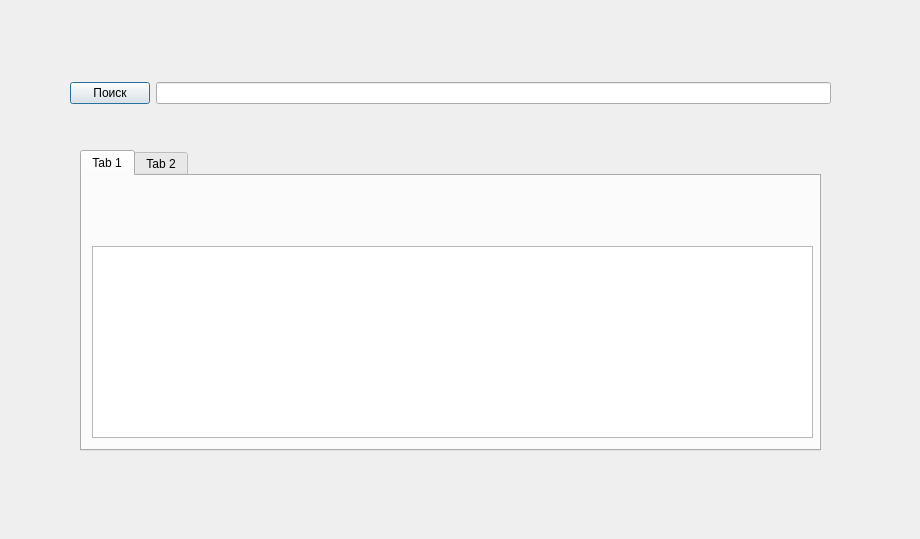
Above: search.ui from Project-Excel/Qmake_Build before the change. Below: the same form after it.
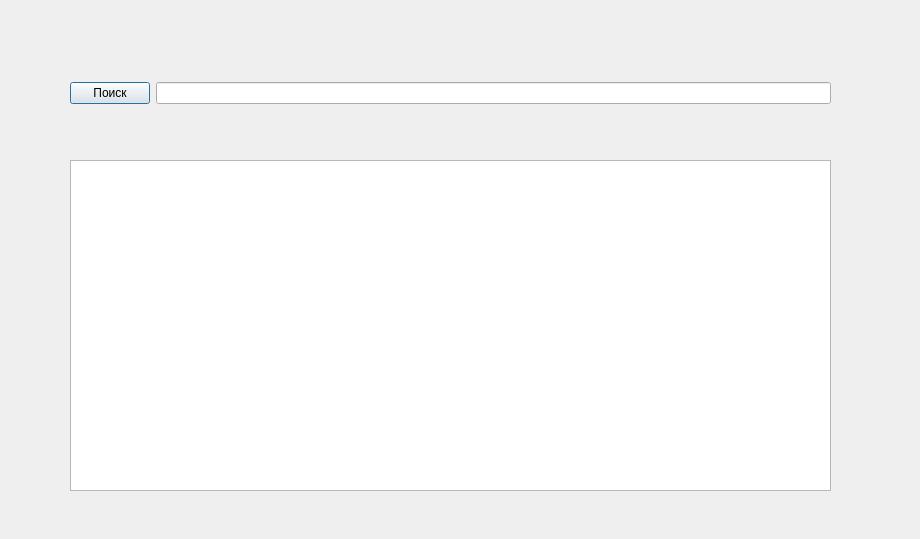
That is the form after the change.

```diff
--- a/search.ui
+++ b/search.ui
@@ -13,39 +13,6 @@
   <property name="windowTitle">
    <string>Dialog</string>
   </property>
-  <widget class="QTabWidget" name="tabWidget">
-   <property name="geometry">
-    <rect>
-     <x>80</x>
-     <y>150</y>
-     <width>741</width>
-     <height>301</height>
-    </rect>
-   </property>
-   <property name="currentIndex">
-    <number>0</number>
-   </property>
-   <widget class="QWidget" name="tab">
-    <attribute name="title">
-     <string>Tab 1</string>
-    </attribute>
-    <widget class="QTableWidget" name="search_table">
-     <property name="geometry">
-      <rect>
-       <x>10</x>
-       <y>70</y>
-       <width>721</width>
-       <height>192</height>
-      </rect>
-     </property>
-    </widget>
-   </widget>
-   <widget class="QWidget" name="tab_2">
-    <attribute name="title">
-     <string>Tab 2</string>
-    </attribute>
-   </widget>
-  </widget>
   <widget class="QWidget" name="layoutWidget">
    <property name="geometry">
     <rect>
@@ -68,6 +35,16 @@
     </item>
    </layout>
   </widget>
+  <widget class="QTableWidget" name="search_table">
+   <property name="geometry">
+    <rect>
+     <x>70</x>
+     <y>160</y>
+     <width>761</width>
+     <height>331</height>
+    </rect>
+   </property>
+  </widget>
  </widget>
  <resources/>
  <connections/>
```
